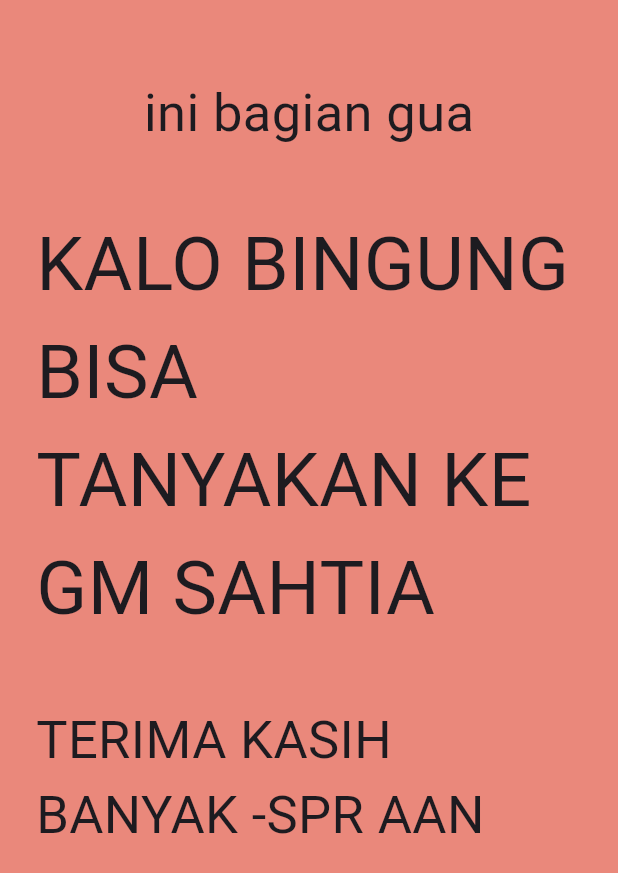
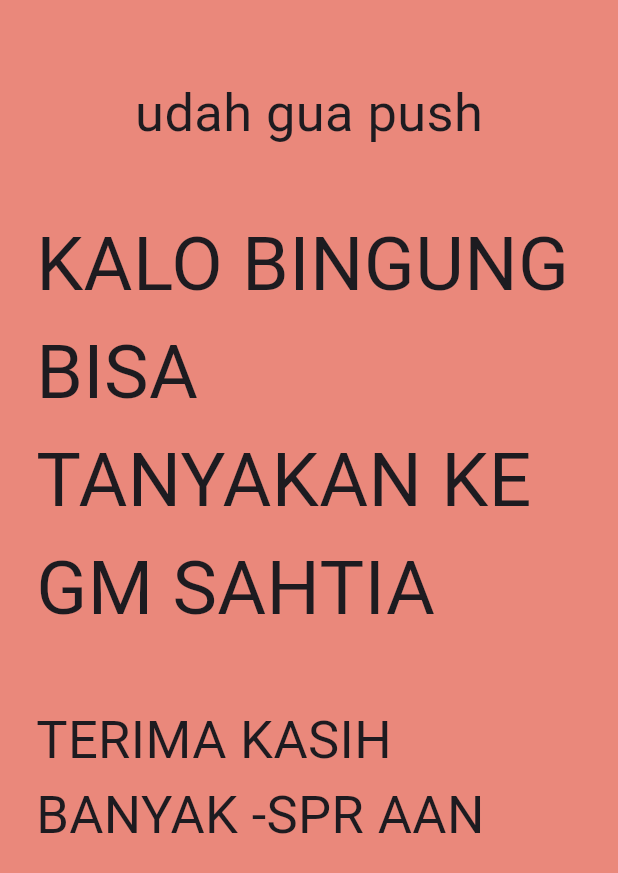
Before and after one commit to bugarin2/bugarin, a Flutter app: the screen it shows after launch, on a phone screen of 412 x 824 dp. Shown: the top 873 px of the screen. Run offline on Flutter 3.47's test engine with Material 3 defaults, Android fonts, the phone set to English and light mode, and no system bars; our stand-ins replace google_fonts.

Commit message:
[refactor] signinscreen: rename text

```diff
--- a/lib/src/features/authentication/screens/sign_in_screen.dart
+++ b/lib/src/features/authentication/screens/sign_in_screen.dart
@@ -23,7 +23,7 @@ class _SignInScreenState extends State<SignInScreen> {
           child: Column(
             children: [
               Text(
-                'ini bagian gua',
+                'udah gua push',
                 style: TextStyle(
                   fontSize: 35,
                 ),
```
